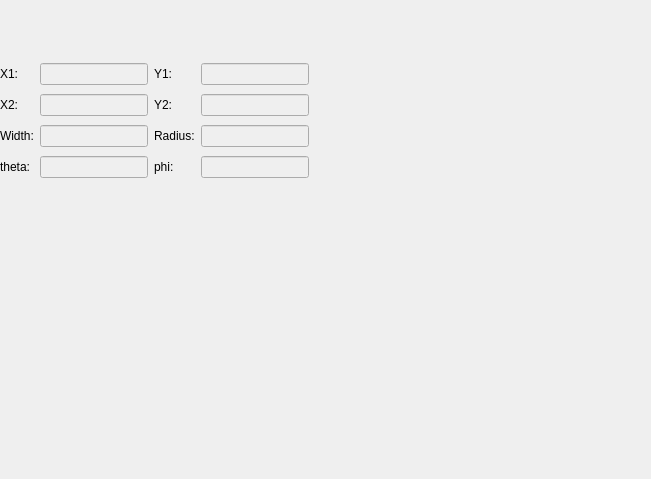
This is selectioncontrol.ui in Jie-Cheng/RHEEDer as Qt 5 draws it before an edit. The edited form follows.
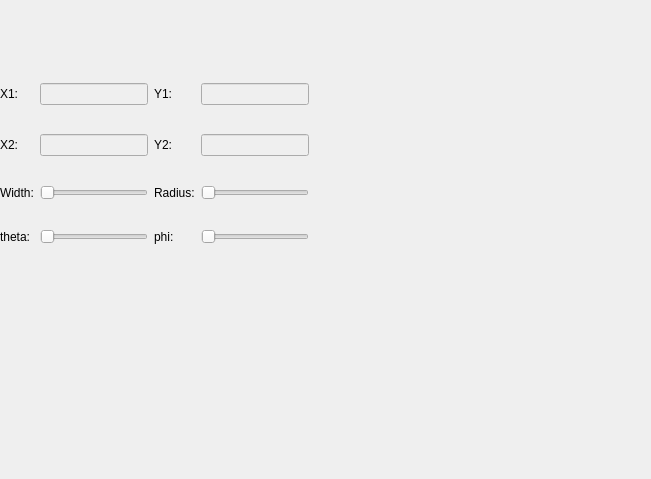
This is the edited form.

Commit message: Change width, radius, theta and phi LineEdits to QHorizontalSlider

```diff
--- a/selectioncontrol.ui
+++ b/selectioncontrol.ui
@@ -13,13 +13,13 @@
   <property name="windowTitle">
    <string>Form</string>
   </property>
-  <widget class="QWidget" name="">
+  <widget class="QWidget" name="layoutWidget">
    <property name="geometry">
     <rect>
      <x>0</x>
      <y>60</y>
      <width>446</width>
-     <height>122</height>
+     <height>208</height>
     </rect>
    </property>
    <layout class="QHBoxLayout" name="horizontalLayout">
@@ -28,19 +28,6 @@
       <property name="sizeConstraint">
        <enum>QLayout::SetDefaultConstraint</enum>
       </property>
-      <item row="2" column="3">
-       <widget class="QLineEdit" name="lineEdit_6">
-        <property name="enabled">
-         <bool>false</bool>
-        </property>
-        <property name="sizePolicy">
-         <sizepolicy hsizetype="Expanding" vsizetype="Fixed">
-          <horstretch>0</horstretch>
-          <verstretch>0</verstretch>
-         </sizepolicy>
-        </property>
-       </widget>
-      </item>
       <item row="2" column="2">
        <widget class="QLabel" name="label_6">
         <property name="text">
@@ -55,13 +42,6 @@
         </property>
        </widget>
       </item>
-      <item row="3" column="1">
-       <widget class="QLineEdit" name="lineEdit_7">
-        <property name="enabled">
-         <bool>false</bool>
-        </property>
-       </widget>
-      </item>
       <item row="0" column="2">
        <widget class="QLabel" name="label_2">
         <property name="text">
@@ -69,19 +49,6 @@
         </property>
        </widget>
       </item>
-      <item row="3" column="3">
-       <widget class="QLineEdit" name="lineEdit_8">
-        <property name="enabled">
-         <bool>false</bool>
-        </property>
-        <property name="sizePolicy">
-         <sizepolicy hsizetype="Expanding" vsizetype="Fixed">
-          <horstretch>0</horstretch>
-          <verstretch>0</verstretch>
-         </sizepolicy>
-        </property>
-       </widget>
-      </item>
       <item row="3" column="2">
        <widget class="QLabel" name="label_8">
         <property name="text">
@@ -110,13 +77,6 @@
         </property>
        </widget>
       </item>
-      <item row="2" column="1">
-       <widget class="QLineEdit" name="lineEdit_5">
-        <property name="enabled">
-         <bool>false</bool>
-        </property>
-       </widget>
-      </item>
       <item row="1" column="3">
        <widget class="QLineEdit" name="lineEdit_4">
         <property name="enabled">
@@ -164,6 +124,55 @@
         </property>
        </widget>
       </item>
+      <item row="2" column="1">
+       <widget class="QSlider" name="horizontalSlider">
+        <property name="minimum">
+         <number>2</number>
+        </property>
+        <property name="maximum">
+         <number>100</number>
+        </property>
+        <property name="orientation">
+         <enum>Qt::Horizontal</enum>
+        </property>
+       </widget>
+      </item>
+      <item row="2" column="3">
+       <widget class="QSlider" name="horizontalSlider_2">
+        <property name="minimum">
+         <number>1</number>
+        </property>
+        <property name="maximum">
+         <number>199</number>
+        </property>
+        <property name="orientation">
+         <enum>Qt::Horizontal</enum>
+        </property>
+       </widget>
+      </item>
+      <item row="3" column="1">
+       <widget class="QSlider" name="horizontalSlider_3">
+        <property name="maximum">
+         <number>359</number>
+        </property>
+        <property name="orientation">
+         <enum>Qt::Horizontal</enum>
+        </property>
+       </widget>
+      </item>
+      <item row="3" column="3">
+       <widget class="QSlider" name="horizontalSlider_4">
+        <property name="minimum">
+         <number>2</number>
+        </property>
+        <property name="maximum">
+         <number>178</number>
+        </property>
+        <property name="orientation">
+         <enum>Qt::Horizontal</enum>
+        </property>
+       </widget>
+      </item>
      </layout>
     </item>
     <item>
```
The commit also changes 4 other files.
